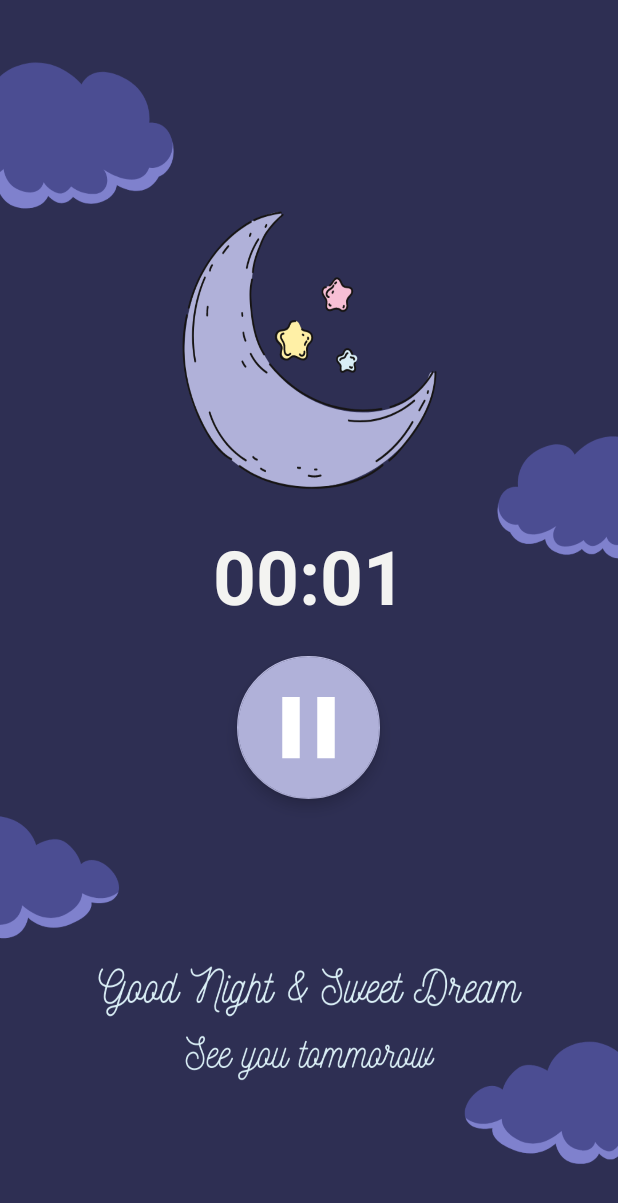
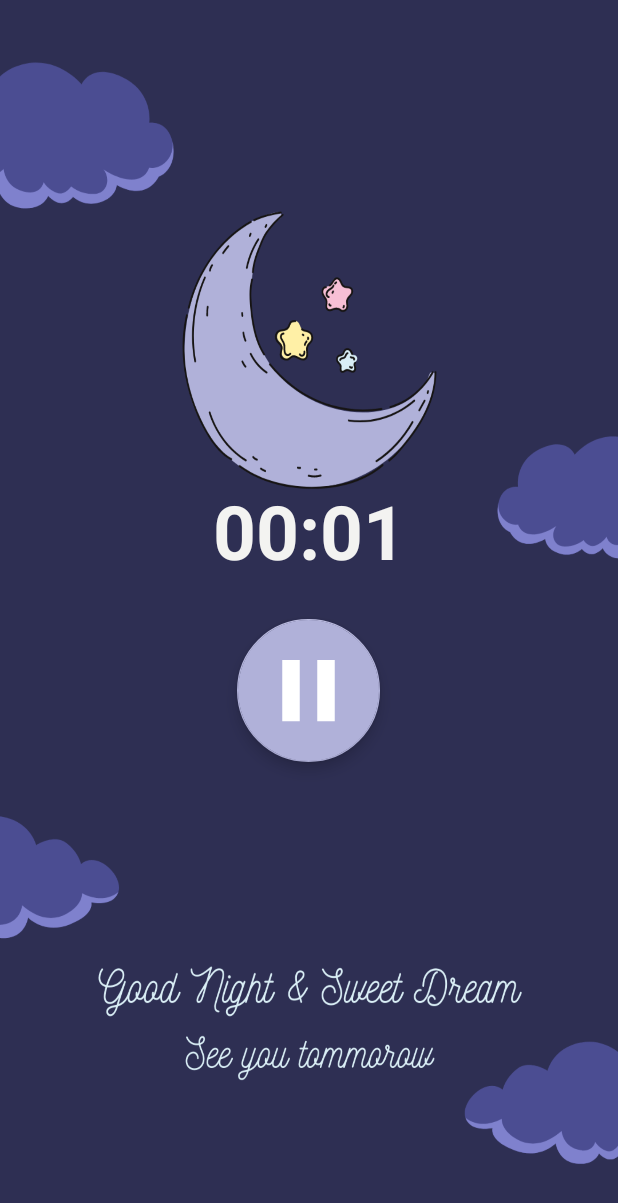
Before and after one commit to BusraSunar/Ucu_Birarada_Android, an Android app: the SleepCounterActivity screen opened directly, with no data from a screen before it, on a phone screen of 412 x 824 dp. Shown: the top 1203 px of the screen. Run offline under Robolectric (Android 15) with nearby library versions, the phone set to English and light mode, and no system bars; our stand-ins replace Volley; network calls fail; 2 statements that could not run were skipped.

Commit message:
Update activity_sleep_counter.xml

```diff
--- a/app/src/main/res/layout/activity_sleep_counter.xml
+++ b/app/src/main/res/layout/activity_sleep_counter.xml
@@ -18,7 +18,7 @@
             android:layout_width="match_parent"
             android:layout_height="wrap_content"
             android:layout_centerHorizontal="true"
-            android:layout_marginTop="350dp"
+            android:layout_marginTop="320dp"
             android:gravity="center"
             android:textColor="@color/white"
             android:textSize="50dp"
@@ -31,7 +31,7 @@
             android:layout_below="@+id/counter"
             android:layout_centerHorizontal="true"
             android:layout_gravity="center_horizontal"
-            android:layout_marginTop="20dp"
+            android:layout_marginTop="25dp"
             android:layout_marginBottom="50dp"
             android:onClick="stopButtonAction"
             android:scaleType="center"
@@ -42,7 +42,5 @@
             app:tint="@android:color/white" />
 
 
-
-
     </RelativeLayout>
 </RelativeLayout>
```
